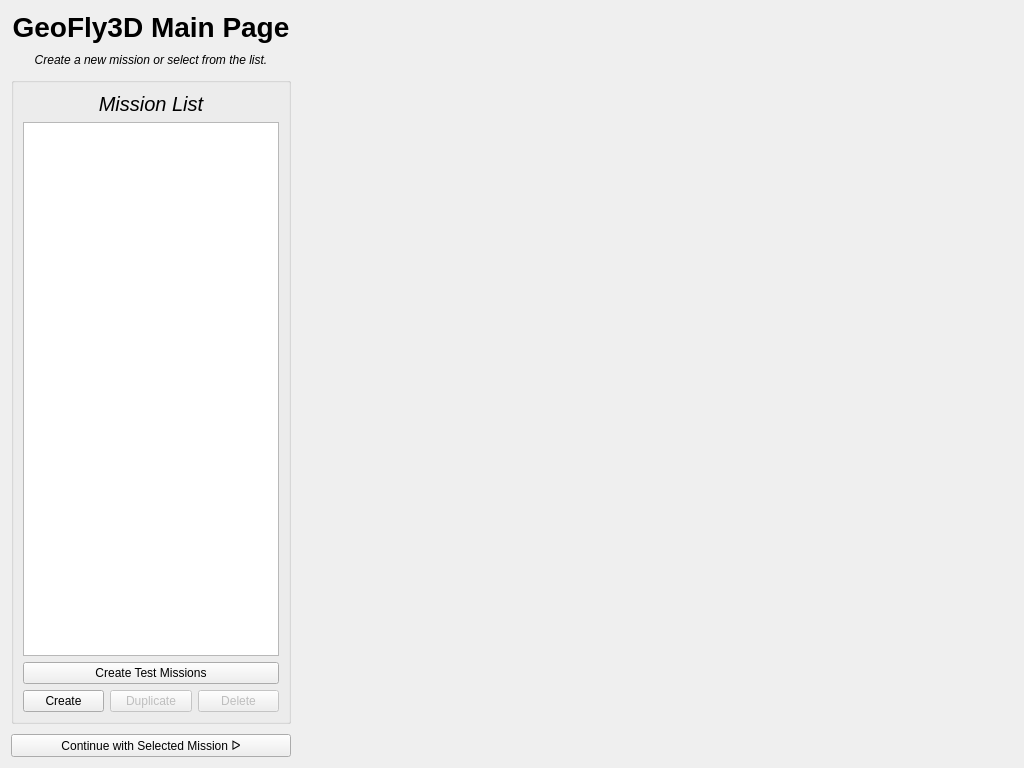
cmpe-DroneLab/GeoFly3D, file UI/Preflight1/pre1_design.ui: the form before one commit.
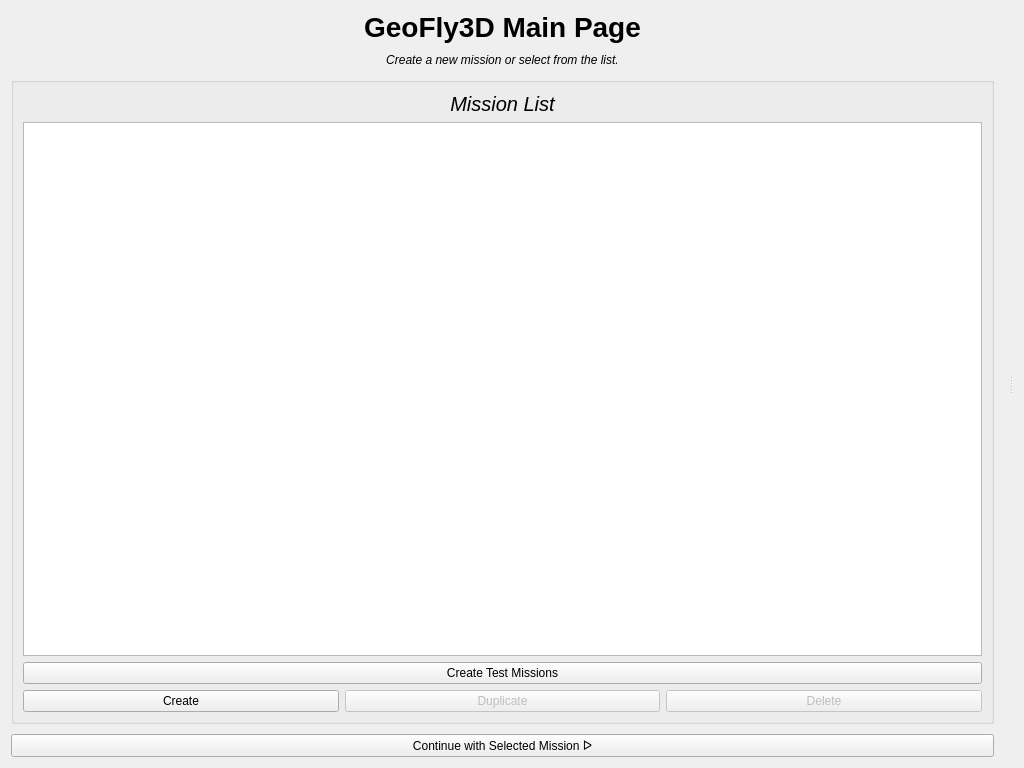
The form after the commit.

Commit message: Added separator between left column and right column (map) to change the widths of the columns.

The edit to the form file:
```diff
--- a/UI/Preflight1/pre1_design.ui
+++ b/UI/Preflight1/pre1_design.ui
@@ -13,12 +13,20 @@
   <property name="windowTitle">
    <string>Form</string>
   </property>
-  <layout class="QHBoxLayout" name="horizontalLayout_2" stretch="0,4">
+  <layout class="QHBoxLayout" name="horizontalLayout">
    <item>
+    <widget class="QSplitter" name="splitter">
+     <property name="orientation">
+      <enum>Qt::Horizontal</enum>
+     </property>
+     <widget class="QWidget" name="layoutWidget">
     <layout class="QVBoxLayout" name="v_lay_left" stretch="0,0,0,0">
      <property name="spacing">
       <number>10</number>
      </property>
+       <property name="rightMargin">
+        <number>15</number>
+       </property>
      <item>
       <widget class="QLabel" name="labe_header">
        <property name="font">
@@ -131,9 +139,11 @@
       </layout>
      </item>
     </layout>
-   </item>
-   <item>
+     </widget>
+     <widget class="QWidget" name="layoutWidget">
     <layout class="QVBoxLayout" name="v_lay_right"/>
+     </widget>
+    </widget>
    </item>
   </layout>
  </widget>
```
Left out of the diff: 4 changed lines with no effect on the pictures. Lines whose indentation alone changed are shown as unchanged. The commit also changes 9 other files.
